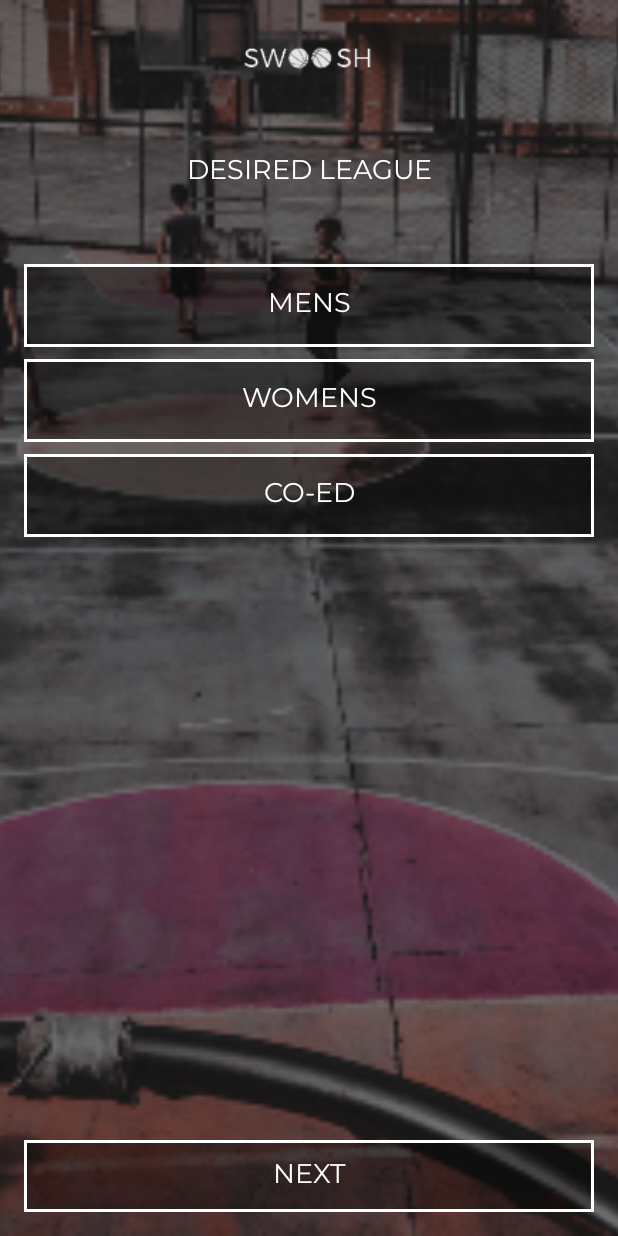
After one commit to rajeshsahu09/Swoosh, an Android app: the LeagueActivity screen opened directly, with no data from a screen before it, on a phone screen of 412 x 824 dp. The commit adds this screen. Run offline under Robolectric (Android 15) with nearby library versions, the phone set to English and light mode, and no system bars.

Commit message:
added league activity file

```diff
--- a/app/src/main/AndroidManifest.xml
+++ b/app/src/main/AndroidManifest.xml
@@ -9,6 +9,7 @@
         android:roundIcon="@mipmap/ic_launcher_round"
         android:supportsRtl="true"
         android:theme="@style/AppTheme">
+        <activity android:name=".LeagueActivity"></activity>
         <activity android:name=".MainActivity">
             <intent-filter>
                 <action android:name="android.intent.action.MAIN" />
@@ -16,6 +17,7 @@
                 <category android:name="android.intent.category.LAUNCHER" />
             </intent-filter>
         </activity>
+
         <meta-data
             android:name="preloaded_fonts"
             android:resource="@array/preloaded_fonts" />
--- /dev/null
+++ b/app/src/main/java/com/example/swoosh/LeagueActivity.kt
@@ -0,0 +1,11 @@
+package com.example.swoosh
+
+import androidx.appcompat.app.AppCompatActivity
+import android.os.Bundle
+
+class LeagueActivity : AppCompatActivity() {
+    override fun onCreate(savedInstanceState: Bundle?) {
+        super.onCreate(savedInstanceState)
+        setContentView(R.layout.activity_league)
+    }
+}
--- /dev/null
+++ b/app/src/main/res/drawable/swoosh_button_checked.xml
@@ -0,0 +1,5 @@
+<?xml version="1.0" encoding="utf-8"?>
+<shape xmlns:android="http://schemas.android.com/apk/res/android">
+    <solid android:color="#592c3f" />
+    <stroke android:color="@android:color/white" android:width="3dp" />
+</shape>
--- /dev/null
+++ b/app/src/main/res/drawable/swoosh_toggle.xml
@@ -0,0 +1,5 @@
+<?xml version="1.0" encoding="utf-8"?>
+<selector xmlns:android="http://schemas.android.com/apk/res/android">
+    <item android:state_checked="true" android:drawable="@drawable/swoosh_button_checked" />
+    <item android:state_checked="false" android:drawable="@drawable/swoosh_button" />
+</selector>
--- /dev/null
+++ b/app/src/main/res/layout/activity_league.xml
@@ -0,0 +1,115 @@
+<?xml version="1.0" encoding="utf-8"?>
+<androidx.constraintlayout.widget.ConstraintLayout xmlns:android="http://schemas.android.com/apk/res/android"
+    xmlns:app="http://schemas.android.com/apk/res-auto"
+    xmlns:tools="http://schemas.android.com/tools"
+    android:layout_width="match_parent"
+    android:layout_height="match_parent"
+    tools:context=".LeagueActivity">
+
+    <ImageView
+        android:id="@+id/imageView3"
+        android:layout_width="0dp"
+        android:layout_height="0dp"
+        android:scaleType="centerCrop"
+        app:layout_constraintBottom_toBottomOf="parent"
+        app:layout_constraintEnd_toEndOf="parent"
+        app:layout_constraintHorizontal_bias="0.0"
+        app:layout_constraintStart_toStartOf="parent"
+        app:layout_constraintTop_toTopOf="parent"
+        app:layout_constraintVertical_bias="0.0"
+        app:srcCompat="@drawable/desiredleaguebg" />
+
+    <ImageView
+        android:id="@+id/imageView4"
+        android:layout_width="88dp"
+        android:layout_height="29dp"
+        android:layout_marginTop="24dp"
+        app:layout_constraintEnd_toEndOf="parent"
+        app:layout_constraintStart_toStartOf="parent"
+        app:layout_constraintTop_toTopOf="@+id/imageView3"
+        app:srcCompat="@drawable/swooshlogo" />
+
+    <TextView
+        android:id="@+id/textView4"
+        android:layout_width="wrap_content"
+        android:layout_height="wrap_content"
+        android:layout_marginTop="48dp"
+        android:fontFamily="@font/montserrat"
+        android:text="DESIRED LEAGUE"
+        android:textAlignment="center"
+        android:textColor="@color/colorAccent"
+        android:textSize="18sp"
+        app:layout_constraintEnd_toEndOf="@+id/imageView4"
+        app:layout_constraintStart_toStartOf="@+id/imageView4"
+        app:layout_constraintTop_toBottomOf="@+id/imageView4" />
+
+    <LinearLayout
+        android:layout_width="0dp"
+        android:layout_height="wrap_content"
+        android:layout_marginStart="16dp"
+        android:layout_marginTop="48dp"
+        android:layout_marginEnd="16dp"
+        android:orientation="vertical"
+        app:layout_constraintEnd_toEndOf="parent"
+        app:layout_constraintHorizontal_bias="0.489"
+        app:layout_constraintStart_toStartOf="parent"
+        app:layout_constraintTop_toBottomOf="@+id/textView4">
+
+        <ToggleButton
+            android:id="@+id/toggleButton4"
+            android:layout_width="match_parent"
+            android:layout_height="55dp"
+            android:background="@drawable/swoosh_toggle"
+            android:fontFamily="@font/montserrat"
+            android:text="ToggleButton"
+            android:textColor="@color/colorAccent"
+            android:textOff="Mens"
+            android:textOn="Mens"
+            android:textSize="18sp"
+            tools:text="Mens" />
+
+        <ToggleButton
+            android:id="@+id/toggleButton5"
+            android:layout_width="match_parent"
+            android:layout_height="55dp"
+            android:layout_marginTop="8dp"
+            android:layout_marginBottom="8dp"
+            android:background="@drawable/swoosh_toggle"
+            android:fontFamily="@font/montserrat"
+            android:text="ToggleButton"
+            android:textColor="@color/colorAccent"
+            android:textOff="Womens"
+            android:textOn="Womens"
+            android:textSize="18sp"
+            tools:text="Womens" />
+
+        <ToggleButton
+            android:id="@+id/toggleButton6"
+            android:layout_width="match_parent"
+            android:layout_height="55dp"
+            android:background="@drawable/swoosh_toggle"
+            android:fontFamily="@font/montserrat"
+            android:text="ToggleButton"
+            android:textColor="@color/colorAccent"
+            android:textOff="Co-ed"
+            android:textOn="Co-ed"
+            android:textSize="18sp"
+            tools:text="Co-ed" />
+    </LinearLayout>
+
+    <Button
+        android:id="@+id/button2"
+        android:layout_width="0dp"
+        android:layout_height="wrap_content"
+        android:layout_marginStart="16dp"
+        android:layout_marginEnd="16dp"
+        android:layout_marginBottom="16dp"
+        android:background="@drawable/swoosh_button"
+        android:fontFamily="@font/montserrat"
+        android:text="NEXT"
+        android:textColor="@color/colorAccent"
+        android:textSize="18sp"
+        app:layout_constraintBottom_toBottomOf="@+id/imageView3"
+        app:layout_constraintEnd_toEndOf="parent"
+        app:layout_constraintStart_toStartOf="parent" />
+</androidx.constraintlayout.widget.ConstraintLayout>
--- a/app/src/main/res/layout/activity_main.xml
+++ b/app/src/main/res/layout/activity_main.xml
@@ -76,7 +76,7 @@
     <Button
         android:id="@+id/button"
         android:layout_width="0dp"
-        android:layout_height="wrap_content"
+        android:layout_height="55dp"
         android:layout_marginStart="16dp"
         android:layout_marginEnd="16dp"
         android:layout_marginBottom="16dp"
```
